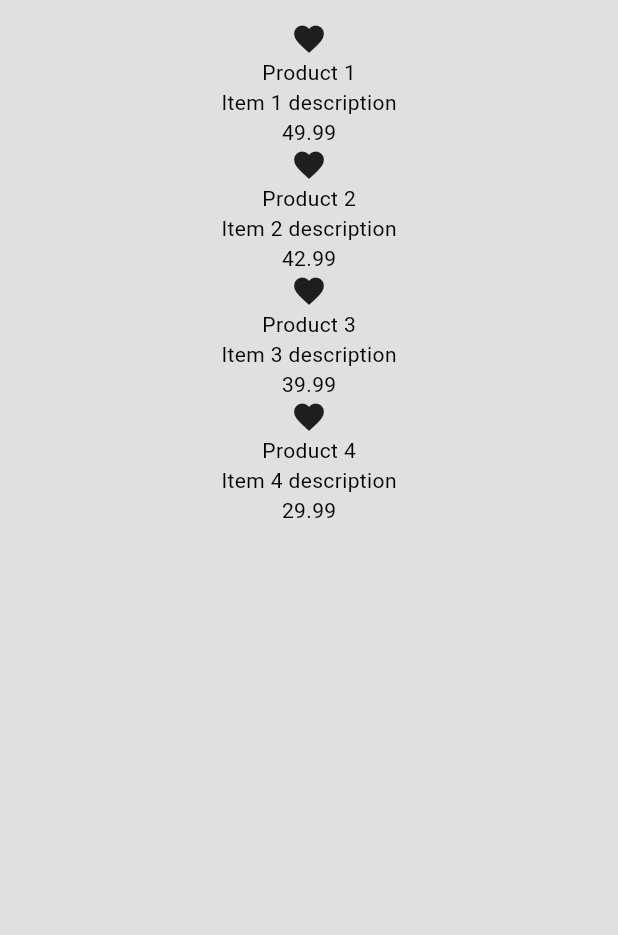
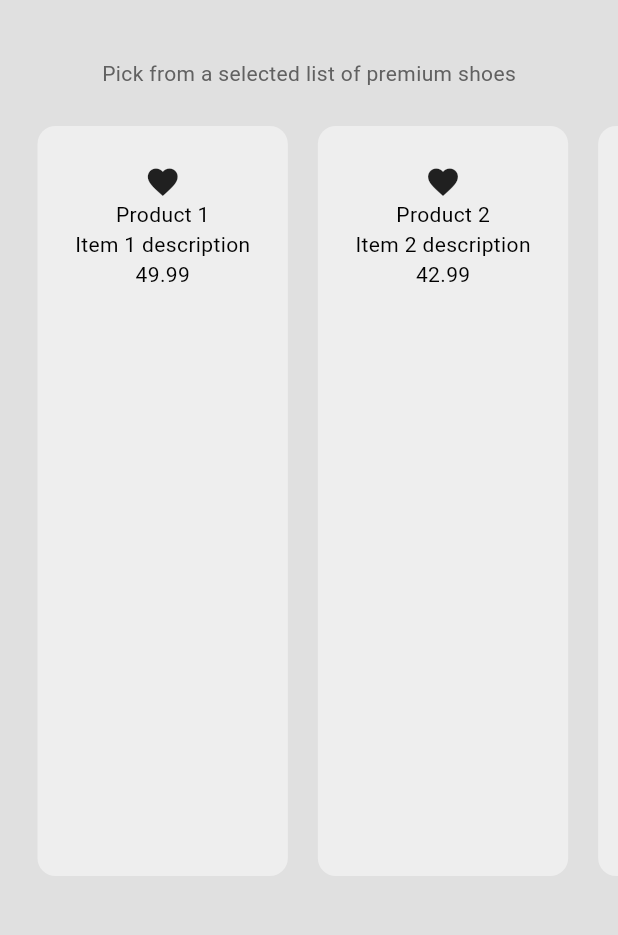
Before and after one commit to marquinhos2017/ecommerce_app, a Flutter app: the ShopPage screen opened by its route, on a phone screen of 412 x 824 dp, the part 63-998 px from its top. Run offline on Flutter 3.47's test engine with Material 3 defaults, Android fonts, the phone set to English and light mode, and no system bars.

Commit message:
changing the scholl direction of products and add title and some stuff

```diff
--- a/lib/components/my_product_tile.dart
+++ b/lib/components/my_product_tile.dart
@@ -8,6 +8,11 @@ class MyProductTile extends StatelessWidget {
   @override
   Widget build(BuildContext context) {
     return Container(
+      decoration: BoxDecoration(
+          color: Theme.of(context).colorScheme.primary,
+          borderRadius: BorderRadius.circular(12)),
+      margin: const EdgeInsets.all(10),
+      padding: const EdgeInsets.all(25),
       child: Column(children: [
         Icon(Icons.favorite),
         Text(product.name),
--- a/lib/pages/ShopPage.dart
+++ b/lib/pages/ShopPage.dart
@@ -21,8 +21,23 @@ class ShopPage extends StatelessWidget {
       ),
       drawer: const MyDrawer(),
       backgroundColor: Theme.of(context).colorScheme.background,
-      body: ListView.builder(
+      body: ListView(
+        children: [
+          const SizedBox(
+            height: 25,
+          ),
+          Center(
+              child: Text(
+            "Pick from a selected list of premium shoes",
+            style:
+                TextStyle(color: Theme.of(context).colorScheme.inversePrimary),
+          )),
+          SizedBox(
+            height: 550,
+            child: ListView.builder(
               itemCount: products.length,
+              scrollDirection: Axis.horizontal,
+              padding: const EdgeInsets.all(15),
               itemBuilder: (context, index) {
                 // get each individual product from shop
                 final product = products[index];
@@ -31,6 +46,9 @@ class ShopPage extends StatelessWidget {
                 return MyProductTile(product: product);
               },
             ),
+          ),
+        ],
+      ),
     );
   }
 }
```
Lines whose indentation alone changed are shown as unchanged.
